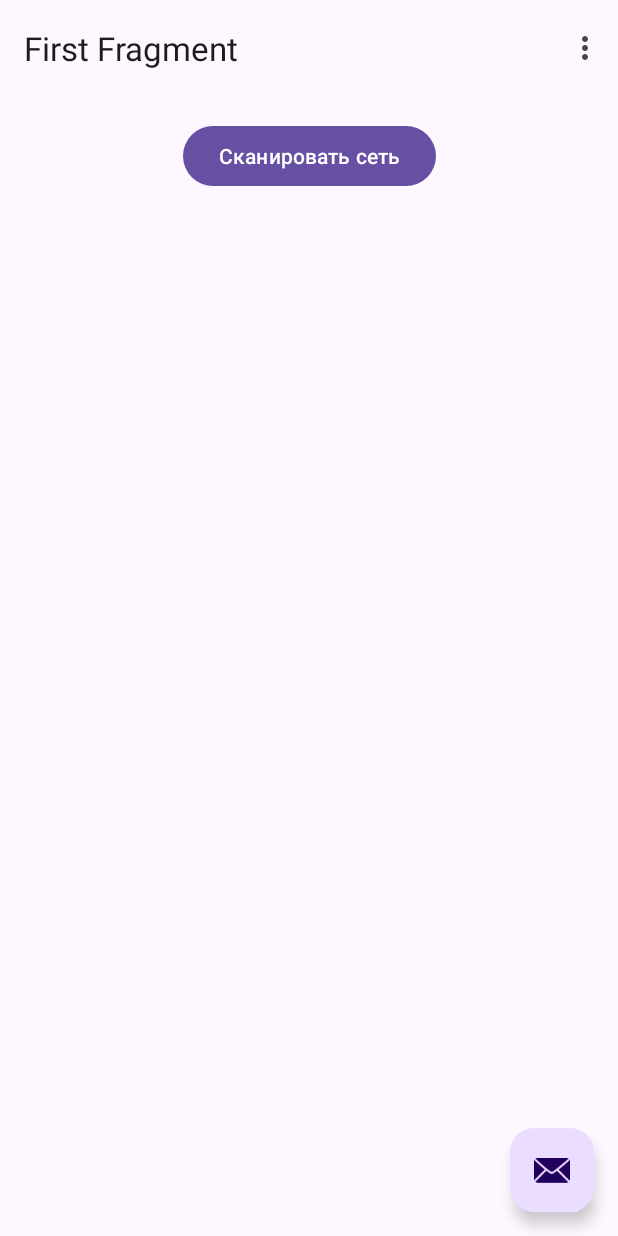
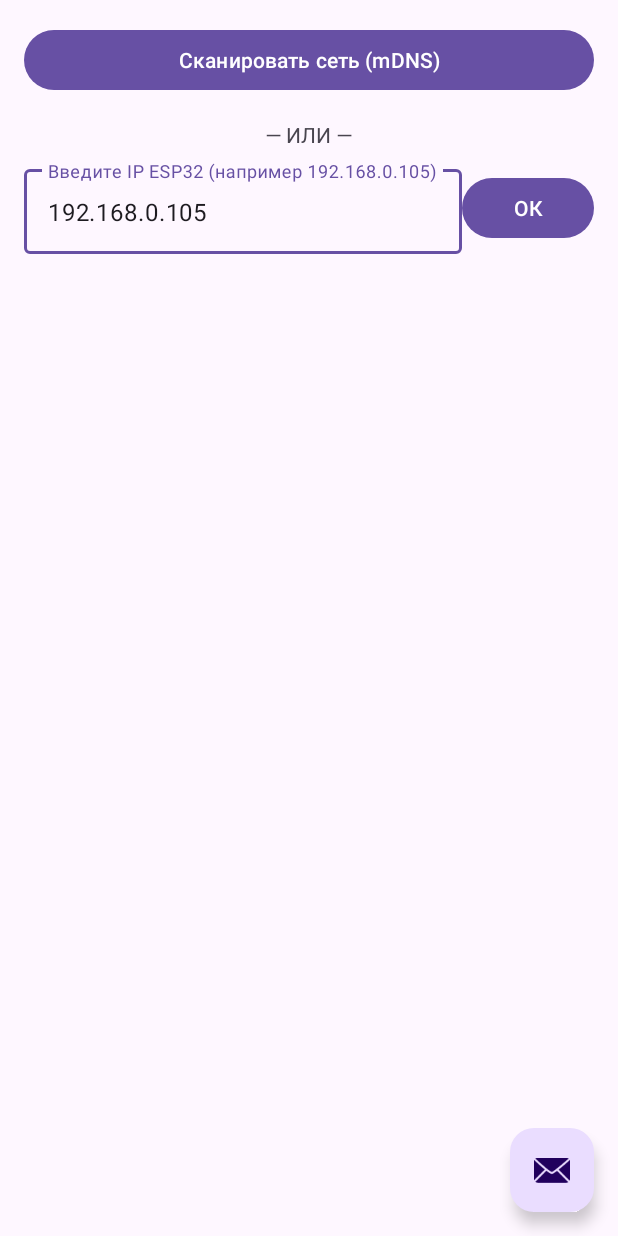
Before and after one commit to neproger/ESP32-CAM_RC, an Android app: the screen it shows after launch (MainActivity), on a phone screen of 412 x 824 dp. Run offline under Robolectric (Android 15) with nearby library versions, the phone set to English and light mode, and no system bars; our stand-ins replace navigation-ui.

Commit message:
ESP32-RC

```diff
--- a/app/src/main/java/com/example/myapplication/MainActivity.kt
+++ b/app/src/main/java/com/example/myapplication/MainActivity.kt
@@ -1,23 +1,21 @@
 package com.example.myapplication
 
-import android.net.nsd.NsdServiceInfo
+import android.os.Build
 import android.os.Bundle
-import android.util.Log
-import com.google.android.material.snackbar.Snackbar
+import android.view.WindowInsets
+import android.view.WindowInsetsController
+import android.view.WindowManager
 import androidx.appcompat.app.AppCompatActivity
 import androidx.navigation.findNavController
 import androidx.navigation.ui.AppBarConfiguration
 import androidx.navigation.ui.navigateUp
 import androidx.navigation.ui.setupActionBarWithNavController
-import android.view.Menu
-import android.view.MenuItem
 import com.example.myapplication.databinding.ActivityMainBinding
 
 class MainActivity : AppCompatActivity() {
 
     private lateinit var appBarConfiguration: AppBarConfiguration
     private lateinit var binding: ActivityMainBinding
-    private lateinit var mdnsHelper: MdnsHelper
 
     override fun onCreate(savedInstanceState: Bundle?) {
         super.onCreate(savedInstanceState)
@@ -25,43 +23,33 @@ class MainActivity : AppCompatActivity() {
         binding = ActivityMainBinding.inflate(layoutInflater)
         setContentView(binding.root)
 
+        // Мы ДОЛЖНЫ установить поддержку Toolbar, так как Navigation UI полагается на него
         setSupportActionBar(binding.toolbar)
+
+        // Теперь скрываем его визуально
+        supportActionBar?.hide()
+
+        // Включаем полноэкранный режим
+        hideSystemUI()
 
         val navController = findNavController(R.id.nav_host_fragment_content_main)
         appBarConfiguration = AppBarConfiguration(navController.graph)
         setupActionBarWithNavController(navController, appBarConfiguration)
-
-        mdnsHelper = MdnsHelper(this) { serviceInfo ->
-            runOnUiThread {
-                val ip = serviceInfo.host.hostAddress
-                val name = serviceInfo.serviceName
-                Snackbar.make(binding.root, "Найдено: $name ($ip)", Snackbar.LENGTH_LONG)
-                    .setAnchorView(R.id.fab).show()
-                Log.d("MainActivity", "ESP32 found at $ip")
-            }
-        }
-
-        binding.fab.setOnClickListener { view ->
-            Snackbar.make(view, "Поиск ESP32...", Snackbar.LENGTH_SHORT)
-                .setAnchorView(R.id.fab).show()
-            mdnsHelper.startDiscovery()
-        }
     }
 
-    override fun onPause() {
-        super.onPause()
-        mdnsHelper.stopDiscovery()
-    }
-
-    override fun onCreateOptionsMenu(menu: Menu): Boolean {
-        menuInflater.inflate(R.menu.menu_main, menu)
-        return true
-    }
-
-    override fun onOptionsItemSelected(item: MenuItem): Boolean {
-        return when (item.itemId) {
-            R.id.action_settings -> true
-            else -> super.onOptionsItemSelected(item)
+    private fun hideSystemUI() {
+        if (Build.VERSION.SDK_INT >= Build.VERSION_CODES.R) {
+            window.setDecorFitsSystemWindows(false)
+            window.insetsController?.let { controller ->
+                controller.hide(WindowInsets.Type.statusBars() or WindowInsets.Type.navigationBars())
+                controller.systemBarsBehavior = WindowInsetsController.BEHAVIOR_SHOW_TRANSIENT_BARS_BY_SWIPE
+            }
+        } else {
+            @Suppress("DEPRECATION")
+            window.setFlags(
+                WindowManager.LayoutParams.FLAG_FULLSCREEN,
+                WindowManager.LayoutParams.FLAG_FULLSCREEN
+            )
         }
     }
 
--- a/app/src/main/res/layout/fragment_first.xml
+++ b/app/src/main/res/layout/fragment_first.xml
@@ -4,27 +4,64 @@
     xmlns:tools="http://schemas.android.com/tools"
     android:layout_width="match_parent"
     android:layout_height="match_parent"
+    android:padding="16dp"
     tools:context=".FirstFragment">
 
     <Button
         android:id="@+id/button_scan"
+        android:layout_width="0dp"
+        android:layout_height="wrap_content"
+        android:text="Сканировать сеть (mDNS)"
+        app:layout_constraintEnd_toEndOf="parent"
+        app:layout_constraintStart_toStartOf="parent"
+        app:layout_constraintTop_toTopOf="parent" />
+
+    <TextView
+        android:id="@+id/textView_or"
         android:layout_width="wrap_content"
         android:layout_height="wrap_content"
         android:layout_marginTop="16dp"
-        android:text="Сканировать сеть"
+        android:text="— ИЛИ —"
         app:layout_constraintEnd_toEndOf="parent"
         app:layout_constraintStart_toStartOf="parent"
-        app:layout_constraintTop_toTopOf="parent" />
+        app:layout_constraintTop_toBottomOf="@id/button_scan" />
+
+    <com.google.android.material.textfield.TextInputLayout
+        android:id="@+id/inputLayout_ip"
+        android:layout_width="0dp"
+        android:layout_height="wrap_content"
+        android:layout_marginTop="8dp"
+        android:hint="Введите IP ESP32 (например 192.168.0.105)"
+        app:layout_constraintEnd_toStartOf="@+id/button_connect_manual"
+        app:layout_constraintStart_toStartOf="parent"
+        app:layout_constraintTop_toBottomOf="@id/textView_or">
+
+        <com.google.android.material.textfield.TextInputEditText
+            android:id="@+id/editText_ip"
+            android:layout_width="match_parent"
+            android:layout_height="wrap_content"
+            android:inputType="text"
+            android:text="192.168.0.105" />
+    </com.google.android.material.textfield.TextInputLayout>
+
+    <Button
+        android:id="@+id/button_connect_manual"
+        android:layout_width="wrap_content"
+        android:layout_height="wrap_content"
+        android:text="ОК"
+        app:layout_constraintBottom_toBottomOf="@+id/inputLayout_ip"
+        app:layout_constraintEnd_toEndOf="parent"
+        app:layout_constraintTop_toTopOf="@+id/inputLayout_ip" />
 
     <androidx.recyclerview.widget.RecyclerView
         android:id="@+id/recyclerView_devices"
         android:layout_width="0dp"
         android:layout_height="0dp"
-        android:layout_marginTop="8dp"
+        android:layout_marginTop="16dp"
         app:layout_constraintBottom_toBottomOf="parent"
         app:layout_constraintEnd_toEndOf="parent"
         app:layout_constraintStart_toStartOf="parent"
-        app:layout_constraintTop_toBottomOf="@id/button_scan" />
+        app:layout_constraintTop_toBottomOf="@id/inputLayout_ip" />
 
     <ProgressBar
         android:id="@+id/progressBar"
```
Also changed, not shown: app/src/main/AndroidManifest.xml (+8 -2 lines), app/src/main/java/com/example/myapplication/FirstFragment.kt (+22 -7 lines), app/src/main/java/com/example/myapplication/MdnsHelper.kt (+22 -23 lines), app/src/main/java/com/example/myapplication/SecondFragment.kt (+45 -27 lines), app/src/main/java/com/example/myapplication/WebSocketClient.kt (+37 -16 lines), app/src/main/res/xml/network_security_config.xml (added, +8 -0 lines), 2 other files.
